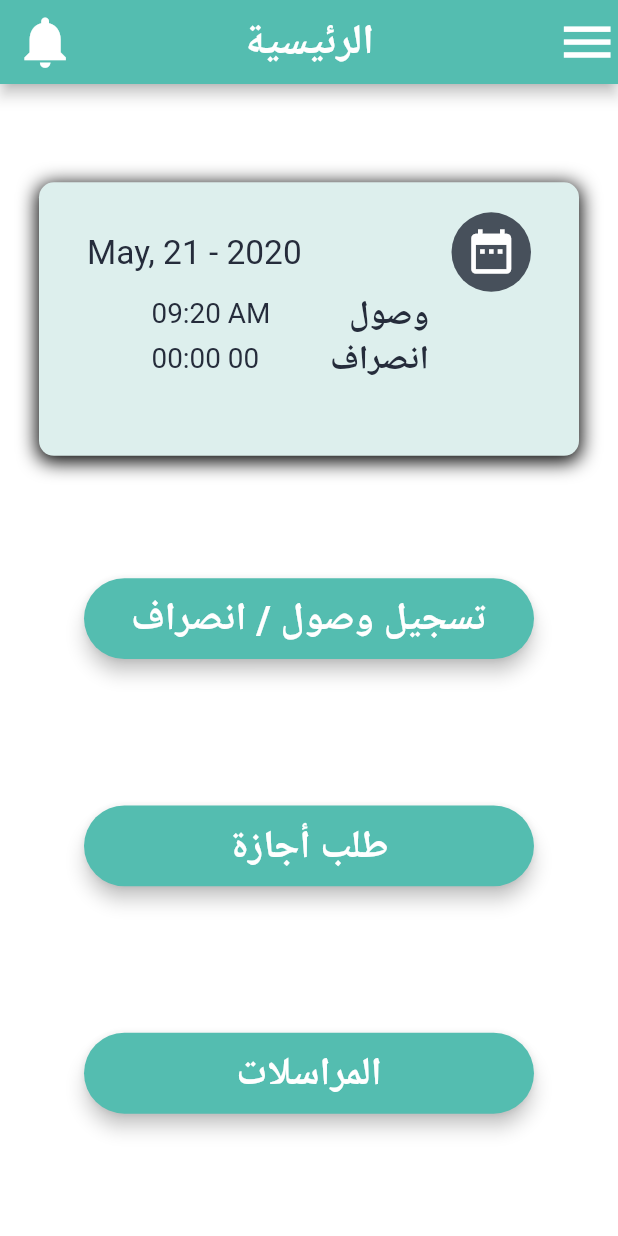
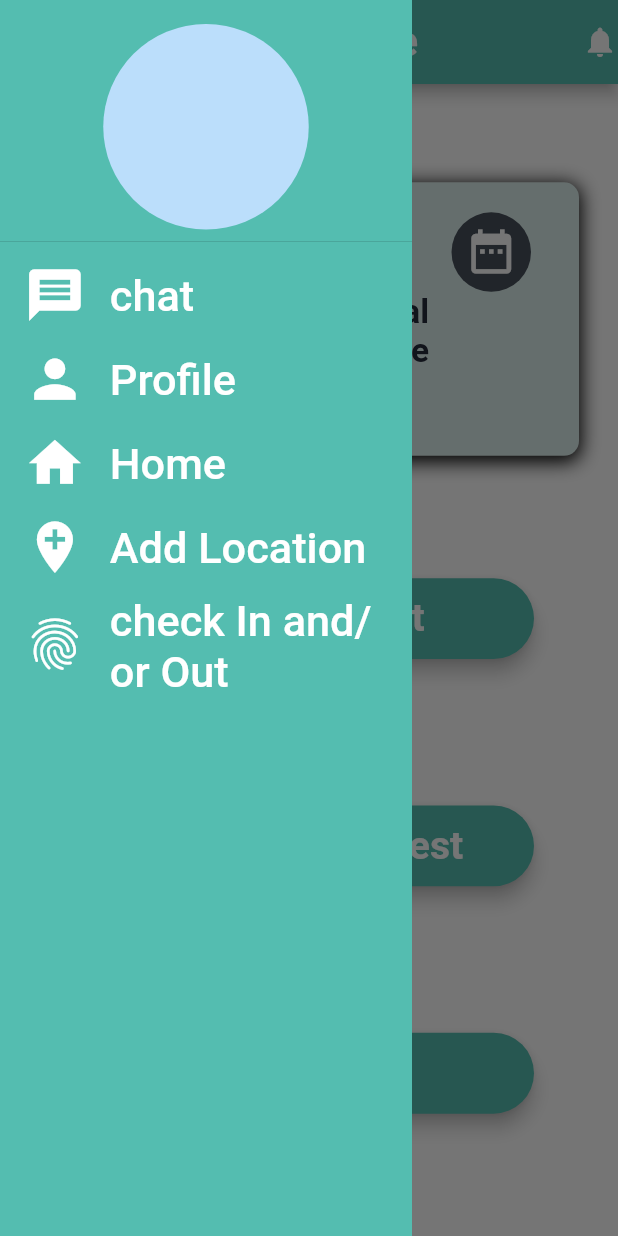
Before and after one commit to SaedHossam/HR-App, a Flutter app: the HomeScreen screen opened by its route, with the side drawer open (before the commit the screen has no drawer), on a phone screen of 412 x 824 dp. Run offline on Flutter 3.47's test engine with Material 2 defaults, Android fonts, the phone set to English and light mode, and no system bars; our stand-ins replace modal_progress_hud, shared_preferences; missing offline and left inert: ff_navigation_bar, location_permissions, trust_location; accounts and stored records are empty; network calls fail.

```diff
--- /dev/null
+++ b/lib/Components/drawerList.dart
@@ -0,0 +1,107 @@
+import 'package:flutter/material.dart';
+import 'package:hrapp/Screens/HomeScreen.dart';
+import 'package:hrapp/Screens/addLocationScreen.dart';
+import 'package:hrapp/Screens/chatScreen.dart';
+import 'package:hrapp/Screens/checkInOut.dart';
+import 'package:hrapp/Screens/personalScreen.dart';
+import 'package:hrapp/services/size_config.dart';
+
+Container drawerList(BuildContext context) {
+  SizeConfig().init(context);
+  TextStyle _textStyle = TextStyle(
+    color: Colors.white,
+    fontSize: SizeConfig.safeBlockHorizontal*7,
+  );
+  return Container(
+    width: MediaQuery.of(context).size.width/1.5,
+    color: Theme.of(context).primaryColor,
+    child: ListView(
+      padding: EdgeInsets.zero,
+      children: <Widget>[
+        DrawerHeader(
+          child: Container(
+            height:SizeConfig.safeBlockVertical*70.0 ,
+            child: CircleAvatar(
+              //TODO: add profile picture
+            ),
+          ),
+        ),
+        ListTile(
+          leading: Icon(
+            Icons.message,
+            color: Colors.white,
+            size: SizeConfig.safeBlockVertical*5,
+          ),
+          title: Text(
+            'chat',
+            style: _textStyle,
+          ),
+          onTap: () {
+            Navigator.pop(context);
+            Navigator.pushNamed(context, ChatScreen.id);
+          },
+        ),
+        ListTile(
+          leading: Icon(
+            Icons.person,
+            color: Colors.white,
+            size: SizeConfig.safeBlockVertical*5,
+          ),
+          title: Text(
+            'Profile',
+            style: _textStyle,
+          ),
+          onTap: () {
+            Navigator.pop(context);
+            Navigator.pushNamed(context, PersonalScreen.id);
+          },
+        ),
+        ListTile(
+          leading: Icon(
+            Icons.home,
+            color: Colors.white,
+            size: SizeConfig.safeBlockVertical*5,
+          ),
+          title: Text(
+            'Home',
+            style: _textStyle,
+          ),
+          onTap: () {
+            Navigator.pop(context);
+            Navigator.pushNamed(context, HomeScreen.id);
+          },
+        ),
+        ListTile(
+          leading: Icon(
+            Icons.add_location,
+            color: Colors.white,
+            size: SizeConfig.safeBlockVertical*5,
+          ),
+          title: Text(
+            'Add Location',
+            style: _textStyle,
+          ),
+          onTap: () {
+            Navigator.pop(context);
+            Navigator.pushNamed(context, AddLocation.id);
+          },
+        ),
+        ListTile(
+          leading: Icon(
+            Icons.fingerprint,
+            color: Colors.white,
+            size: SizeConfig.safeBlockVertical*5,
+          ),
+          title: Text(
+            'check In and/or Out',
+            style: _textStyle,
+          ),
+          onTap: () {
+            Navigator.pop(context);
+            Navigator.pushNamed(context, CheckInOut.id);
+          },
+        ),
+      ],
+    ),
+  );
+}
--- a/lib/Components/passwordEditText.dart
+++ b/lib/Components/passwordEditText.dart
@@ -14,7 +14,6 @@ class PasswordEditText extends StatelessWidget {
       child: TextFormField(
         onChanged: onChanged,
         obscureText: true,
-        textAlign: TextAlign.right,
         autofocus: false,
         decoration: InputDecoration(
             hintText: title,
--- a/lib/Components/phoneEditText.dart
+++ b/lib/Components/phoneEditText.dart
@@ -14,7 +14,6 @@ class PhoneEditText extends StatelessWidget {
       child: TextFormField(
         onChanged: onChanged,
         keyboardType: TextInputType.phone,
-        textAlign: TextAlign.right,
         autofocus: false,
         decoration: InputDecoration(
           hintText: title,
--- a/lib/Screens/HomeScreen.dart
+++ b/lib/Screens/HomeScreen.dart
@@ -1,9 +1,11 @@
 import 'package:ff_navigation_bar/ff_navigation_bar.dart';
 import 'package:flutter/material.dart';
+import 'package:hrapp/Components/drawerList.dart';
 import 'package:hrapp/Components/roundedBtn.dart';
 import 'package:hrapp/Screens/checkInOut.dart';
 import 'package:hrapp/Screens/mainScreen.dart';
 import 'package:hrapp/Screens/vacationScreen.dart';
+import 'package:hrapp/localization/localization_constants.dart';
 import 'package:hrapp/services/size_config.dart';
 import '../constants.dart';
 import 'chatScreen.dart';
@@ -22,35 +24,28 @@ class _HomeScreenState extends State<HomeScreen> {
   String arrivalTime = "09:20 AM";
   String leaveTime = "00:00 00";
 
-
   @override
   Widget build(BuildContext context) {
     SizeConfig().init(context);
     return Scaffold(
+      drawer: drawerList(context),
       appBar: AppBar(
-        leading:Padding(
-          padding: EdgeInsets.only(left: SizeConfig.safeBlockHorizontal),
-          child: GestureDetector(
-            onTap: () {},
-            child: Icon(
-              Icons.notifications,
-              color: Colors.white,
-              size: SizeConfig.blockSizeHorizontal*10,
-            ),
-          ),
-        ),
         actions: <Widget>[
-          GestureDetector(
-            onTap: () {},
-            child: Icon(
-              Icons.menu,
-              color: Colors.white,
-              size: SizeConfig.blockSizeHorizontal*10,
+          Padding(
+            padding: EdgeInsets.only(left: SizeConfig.safeBlockHorizontal),
+            child: GestureDetector(
+              onTap: () {
+                //TODO: Show Notifications
+              },
+              child: Icon(
+                Icons.notifications,
+                color: Colors.white,
+              ),
             ),
           ),
         ],
         centerTitle: true,
-        title: Text("الرئيسية"),
+        title: Text(getTranslated(context, 'home_page_title')),
       ),
       body: Center(
         child: Column(
@@ -115,7 +110,7 @@ class _HomeScreenState extends State<HomeScreen> {
                               style: KCardTextStyle.copyWith(fontSize: 18.6),
                             ),
                             Text(
-                              "وصول",
+                              getTranslated(context, 'txtView_arrival'),
                               style: KCardTextStyle.copyWith(
                                   fontWeight: FontWeight.bold, fontSize: 22.32),
                             )
@@ -132,7 +127,7 @@ class _HomeScreenState extends State<HomeScreen> {
                               style: KCardTextStyle.copyWith(fontSize: 18.6),
                             ),
                             Text(
-                              "انصراف",
+                              getTranslated(context, 'txtView_leave'),
                               style: KCardTextStyle.copyWith(
                                   fontWeight: FontWeight.bold, fontSize: 22.32),
                             )
@@ -152,19 +147,19 @@ class _HomeScreenState extends State<HomeScreen> {
 
                 Navigator.pushNamed(context, CheckInOut.id);
               },
-              title: 'تسجيل وصول / انصراف',
+              title: getTranslated(context, 'btn_check_in_out'),
             ),
             RoundedButton(
               onPressed: () {
                 Navigator.pushNamed(context, VacationScreen.id);
               },
-              title: 'طلب أجازة',
+              title: getTranslated(context, 'btn_vacation_request'),
             ),
             RoundedButton(
               onPressed: () {
                 Navigator.pushNamed(context, ChatScreen.id);
               },
-              title: 'المراسلات',
+              title: getTranslated(context, 'btn_messaging'),
             )
           ],
         ),
--- a/lib/Screens/addLocationScreen.dart
+++ b/lib/Screens/addLocationScreen.dart
@@ -1,5 +1,8 @@
 import 'package:flutter/material.dart';
+import 'package:hrapp/localization/localization_constants.dart';
+
 class AddLocation extends StatefulWidget {
+  static const String id = 'addLocation_screen';
   @override
   _AddLocationState createState() => _AddLocationState();
 }
@@ -9,7 +12,7 @@ class _AddLocationState extends State<AddLocation> {
   Widget build(BuildContext context) {
     return Scaffold(
       appBar: AppBar(
-        title: Text('add Location'),
+        title: Text(getTranslated(context,'add_location_page_title')),
         centerTitle: true,
       ),
     );
--- a/lib/Screens/chatScreen.dart
+++ b/lib/Screens/chatScreen.dart
@@ -1,4 +1,5 @@
 import 'package:flutter/material.dart';
+import 'package:hrapp/localization/localization_constants.dart';
 
 class ChatScreen extends StatefulWidget {
   static const String id = 'chat_screen';
@@ -11,7 +12,7 @@ class _ChatScreenState extends State<ChatScreen> {
   Widget build(BuildContext context) {
     return Scaffold(
       appBar: AppBar(
-        title: Text('محادثة مع'),
+        title: Text(getTranslated(context,'chat_page_title')),
         centerTitle: true,
       ),
     );
--- a/lib/Screens/checkInOut.dart
+++ b/lib/Screens/checkInOut.dart
@@ -2,6 +2,7 @@ import 'package:flutter/cupertino.dart';
 import 'package:flutter/material.dart';
 import 'package:hrapp/Components/menu.dart';
 import 'package:hrapp/Components/roundedBtn.dart';
+import 'package:hrapp/localization/localization_constants.dart';
 import 'package:hrapp/services/networking.dart';
 import '../constants.dart';
 import 'package:trust_location/trust_location.dart';
@@ -83,7 +84,7 @@ class _CheckInOutState extends State<CheckInOut> {
 
     return Scaffold(
       appBar: AppBar(
-        title: Text('تسجيل وصول'),
+        title: Text(getTranslated(context,'check_in_out_page_title')),
         centerTitle: true,
         leading: Menu(),
       ),
@@ -190,7 +191,7 @@ class _CheckInOutState extends State<CheckInOut> {
                                 Row(
                                   children: <Widget>[
                                     Text(
-                                      'انصراف',
+                                      getTranslated(context,'txtView2_leave'),
                                       style: TextStyle(
                                         fontSize: 24.0,
                                       ),
@@ -233,7 +234,7 @@ class _CheckInOutState extends State<CheckInOut> {
                                 Row(
                                   children: <Widget>[
                                     Text(
-                                      'وصول',
+                                      getTranslated(context,'txtView2_arrival'),
                                       style: TextStyle(
                                         fontSize: 24.0,
                                       ),
--- a/lib/Screens/mainScreen.dart
+++ b/lib/Screens/mainScreen.dart
@@ -1,5 +1,6 @@
 import 'package:flutter/material.dart';
 import 'package:ff_navigation_bar/ff_navigation_bar.dart';
+import 'package:hrapp/Components/drawerList.dart';
 
 import 'package:hrapp/Screens/HomeScreen.dart';
 import 'package:hrapp/Screens/personalScreen.dart';
@@ -28,6 +29,7 @@ class _MainScreenState extends State<MainScreen> {
   @override
   Widget build(BuildContext context) {
     return Scaffold(
+      //drawer: drawerList(context),
       body: screens[selectedIndex],
       bottomNavigationBar: FFNavigationBar(
         theme: FFNavigationBarTheme(
--- a/lib/Screens/personalScreen.dart
+++ b/lib/Screens/personalScreen.dart
@@ -1,4 +1,5 @@
 import 'package:flutter/material.dart';
+import 'package:hrapp/localization/localization_constants.dart';
 
 class PersonalScreen extends StatefulWidget {
   static const String id = 'personal_screen';
@@ -11,7 +12,7 @@ class _PersonalScreenState extends State<PersonalScreen> {
   Widget build(BuildContext context) {
     return Scaffold(
           appBar: AppBar(
-            title: Text('الصفحة الشخصية'),
+            title: Text(getTranslated(context,'profile_page_title')),
             centerTitle: true,
           ),
         );
--- a/lib/Screens/vacationScreen.dart
+++ b/lib/Screens/vacationScreen.dart
@@ -4,6 +4,7 @@ import 'package:flutter/material.dart';
 import 'package:hrapp/Components/borderSide.dart';
 import 'package:hrapp/Components/menu.dart';
 import 'package:hrapp/Components/roundedBtn.dart';
+import 'package:hrapp/localization/localization_constants.dart';
 import 'package:hrapp/models/newRequest.dart';
 import 'package:hrapp/services/networking.dart';
 import 'package:hrapp/services/size_config.dart';
@@ -22,8 +23,8 @@ class _VacationScreenState extends State<VacationScreen> {
   String _requestType;
   DateTime _selectedDateFrom;
   DateTime _selectedDateTo;
-  String dateFrom = 'من يوم', dateFromM, dateFromD;
-  String dateTo = 'الى يوم', dateToM, dateToD;
+  String dateFrom , dateFromM, dateFromD;
+  String dateTo , dateToM, dateToD;
   String _getRequestTypes =
       'http://13.90.214.197:8081/hrback/public/api/request_types'; //GET
   String employeeId = '1';
@@ -53,7 +54,7 @@ class _VacationScreenState extends State<VacationScreen> {
     return Scaffold(
       appBar: AppBar(
         centerTitle: true,
-        title: Text('طلب اجازة'),
+        title: Text(getTranslated(context,'vacation_request_page_title')),
         leading: Menu(),
       ),
       body: Container(
@@ -86,7 +87,7 @@ class _VacationScreenState extends State<VacationScreen> {
                       color: Colors.black54,
                       fontSize: SizeConfig.safeBlockHorizontal*7,
                     ),
-                    hint: Text('نوع الاجازة'),
+                    hint: Text(getTranslated(context,'btn_vacation_type')),
                     onChanged: (String newValue) {
                       setState(() {
                         _requestType = newValue;
@@ -95,6 +96,7 @@ class _VacationScreenState extends State<VacationScreen> {
                     },
                     items: requestsTypes?.map((item) {
                           return new DropdownMenuItem(
+                            // TODO: Language = Arabic? Arabic : English
                             child: new Text(item['ar_name']),
                             value: item['id'].toString(),
                           );
@@ -118,7 +120,7 @@ class _VacationScreenState extends State<VacationScreen> {
                         width: SizeConfig.blockSizeHorizontal,
                       ),
                       Text(
-                        dateFrom,
+                        dateFrom ==null ? getTranslated(context,'btn_day_from') :dateFrom,
                         style: TextStyle(
                           fontSize: SizeConfig.safeBlockHorizontal*4,
                           fontWeight: FontWeight.normal,
@@ -168,7 +170,7 @@ class _VacationScreenState extends State<VacationScreen> {
                         width: SizeConfig.safeBlockHorizontal,
                       ),
                       Text(
-                        dateTo,
+                        dateTo ==null ? getTranslated(context,'btn_day_to') :dateTo,
                         style: TextStyle(
                           fontSize: SizeConfig.safeBlockHorizontal*4,
                           fontWeight: FontWeight.normal,
@@ -203,7 +205,7 @@ class _VacationScreenState extends State<VacationScreen> {
               ),
             ),
             RoundedButton(
-              title: 'تقديم الطلب',
+              title: getTranslated(context,'btn_submit_request'),
               onPressed: () async {
                 _request.employee_id = '1';
                 _request.request_type_id = _requestType;
--- /dev/null
+++ b/lib/localization/demo_localization.dart
@@ -0,0 +1,50 @@
+import 'dart:convert';
+
+import 'package:flutter/material.dart';
+import 'package:flutter/services.dart';
+
+class DemoLocalizations{
+  final Locale locale;
+
+  DemoLocalizations(this.locale);
+
+  static DemoLocalizations of(BuildContext context) {
+    return Localizations.of<DemoLocalizations>(context, DemoLocalizations);
+  }
+
+  Map <String,String> _localizedValues;
+  Future load() async {
+    String jsonStringValues =
+        await rootBundle.loadString('lib/lang/${locale.languageCode}.json');
+    Map <String,dynamic> mappedJson = json.decode(jsonStringValues);
+    _localizedValues = mappedJson.map((key, value) => MapEntry(key,value.toString()));
+  }
+
+  String getTranslatedValue (String key){
+    return _localizedValues[key];
+  }
+
+  static const LocalizationsDelegate<DemoLocalizations> delegate = _DemoLocalizationsDelegate();
+
+}
+
+class _DemoLocalizationsDelegate extends LocalizationsDelegate<DemoLocalizations> {
+
+  const _DemoLocalizationsDelegate();
+
+  @override
+  bool isSupported(Locale locale) {
+    return ['en','ar'].contains(locale.languageCode);
+  }
+
+  @override
+  Future<DemoLocalizations> load(Locale locale) async {
+    DemoLocalizations demoLocalizations = DemoLocalizations(locale);
+    await demoLocalizations.load();
+    return demoLocalizations;
+  }
+
+  @override
+   bool shouldReload(_DemoLocalizationsDelegate old) => false;
+
+}
--- a/pubspec.yaml
+++ b/pubspec.yaml
@@ -33,6 +33,7 @@ dependencies:
   provider: ^4.1.3
   location: ^3.0.2
   geolocator: ^5.3.2+2
+  shared_preferences: ^0.5.7+3
 
 
 dev_dependencies:
@@ -56,6 +57,8 @@ flutter:
     - images/login_text.png
     - images/login_logo.png
     - images/login_btn.png
+    - lib/lang/ar.json
+    - lib/lang/en.json
 
 
 
```
Also changed, not shown: lib/Screens/LoginScreen.dart (+47 -5 lines), lib/lang/ar.json (added, +41 -0 lines), lib/lang/en.json (added, +41 -0 lines), lib/localization/localization_constants.dart (added, +38 -0 lines), lib/main.dart (+71 -3 lines), lib/models/language.dart (added, +15 -0 lines), lib/routes/customRouteer.dart (added, +36 -0 lines), lib/routes/routesNames.dart (added, +8 -0 lines), pubspec.lock.
